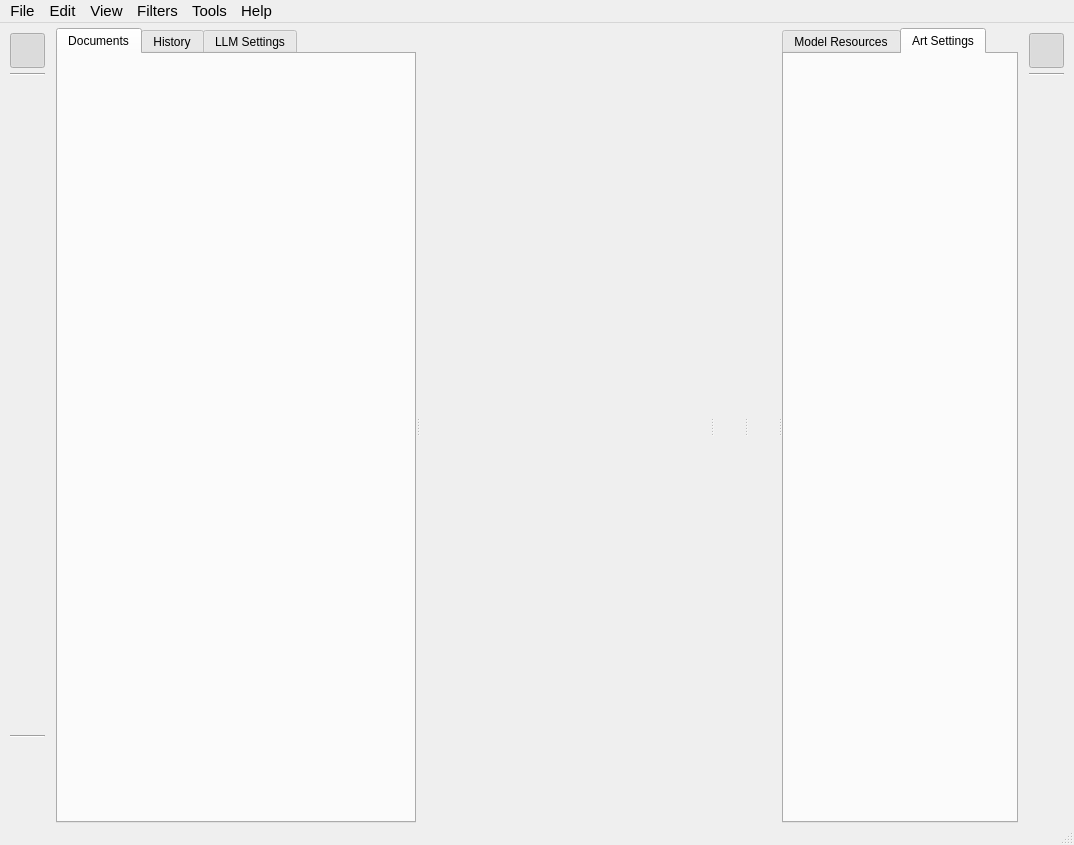
Qt form src/airunner/components/application/gui/windows/main/templates/main_window.ui (Capsize-Games/airunner) before a commit.
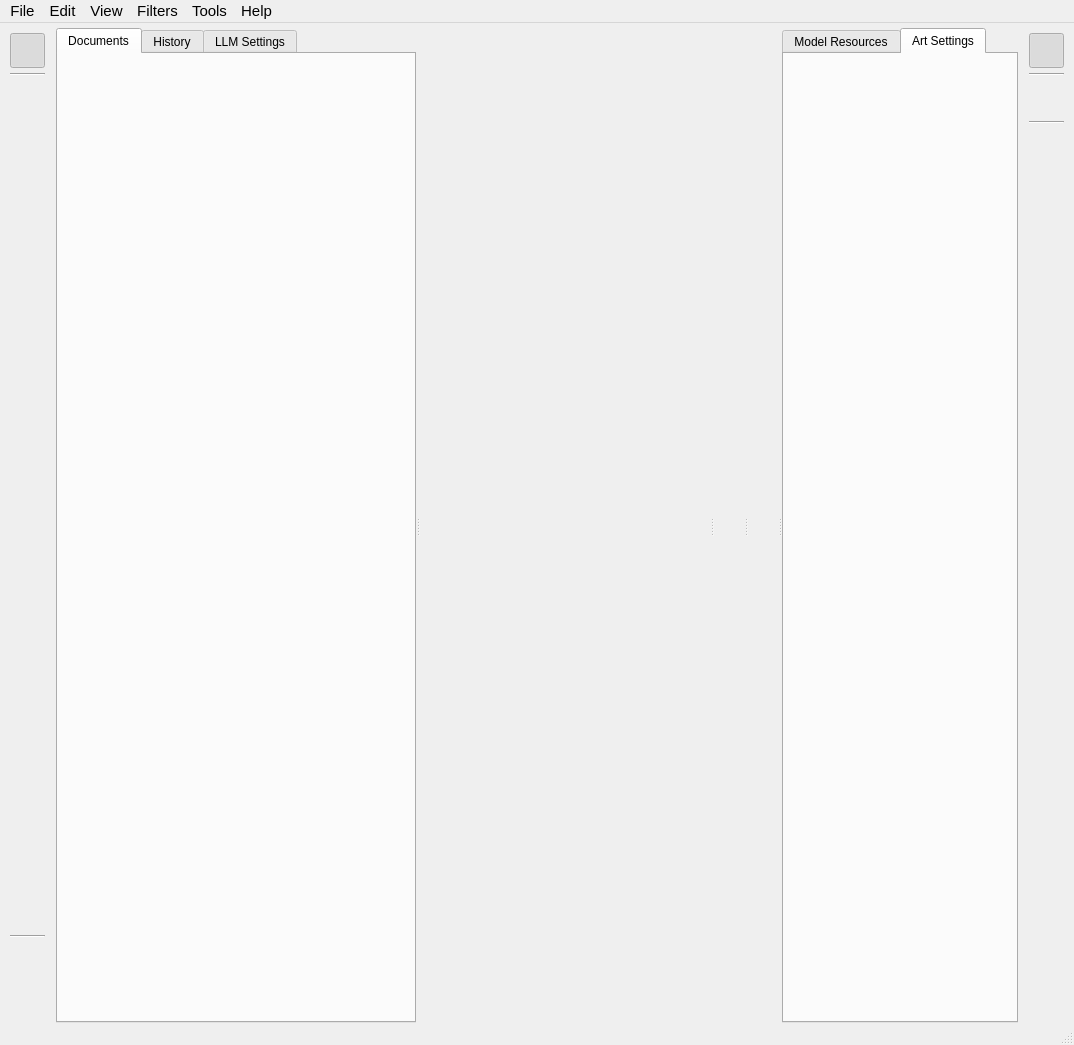
The same form after that commit. The open tabs and pages were chosen to show the change. Icons and pictures are not drawn. Custom widgets are drawn as their Qt base class.

The edit to the form file:
```diff
--- a/src/airunner/components/application/gui/windows/main/templates/main_window.ui
+++ b/src/airunner/components/application/gui/windows/main/templates/main_window.ui
@@ -8,7 +8,7 @@
     <x>0</x>
     <y>0</y>
     <width>1074</width>
-    <height>845</height>
+    <height>1045</height>
    </rect>
   </property>
   <property name="sizePolicy">
@@ -493,7 +493,14 @@
            </widget>
           </item>
           <item>
-           <widget class="QPushButton" name="art_tools_button">
+           <widget class="Line" name="line_4">
+            <property name="orientation">
+             <enum>Qt::Orientation::Horizontal</enum>
+            </property>
+           </widget>
+          </item>
+          <item>
+           <widget class="QPushButton" name="art_model_button">
             <property name="minimumSize">
              <size>
               <width>35</width>
```
Left out of the diff: 216 changed lines with no effect on the pictures.
